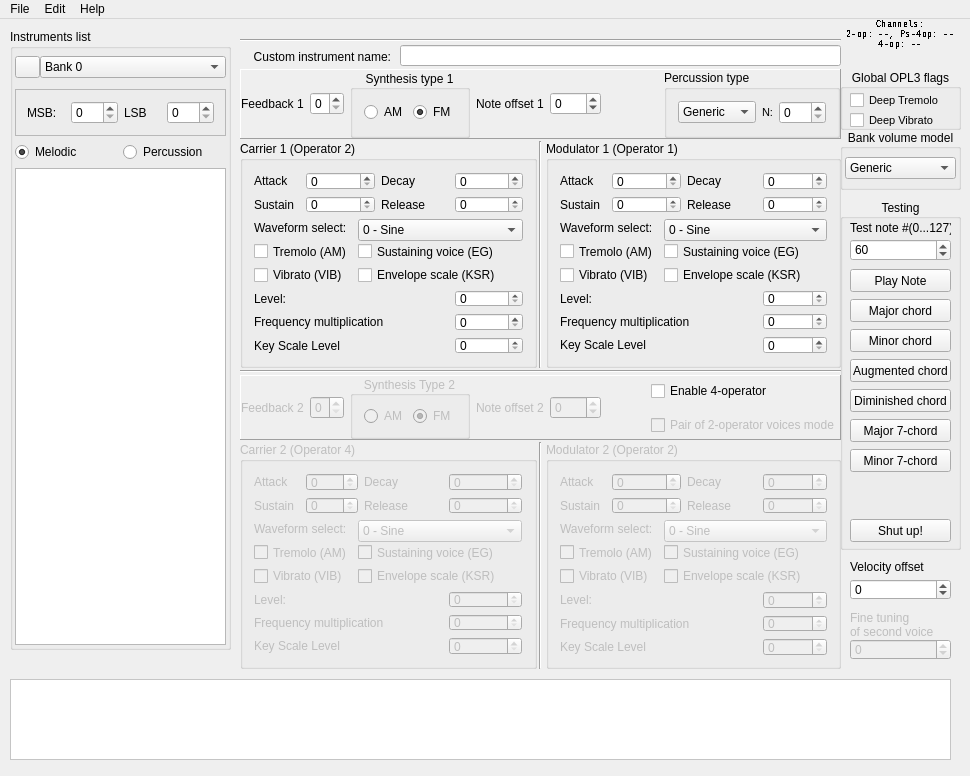
Before: the Qt Designer form src/bank_editor.ui in Wohlstand/OPL3BankEditor, drawn with Qt 5.
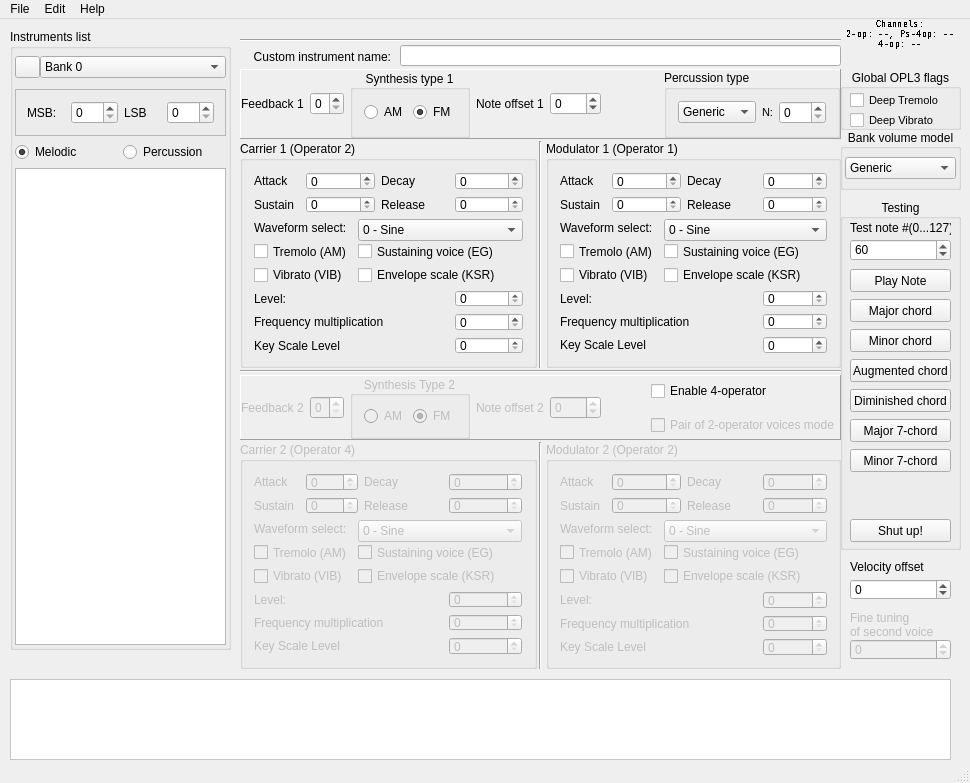
After: the same form once the commit is applied. Icons and pictures are not drawn. Custom widgets are drawn as their Qt base class.

```diff
--- a/src/bank_editor.ui
+++ b/src/bank_editor.ui
@@ -10,7 +10,7 @@
     <x>0</x>
     <y>0</y>
     <width>970</width>
-    <height>776</height>
+    <height>783</height>
    </rect>
   </property>
   <property name="focusPolicy">
@@ -2383,6 +2383,7 @@
    <addaction name="menuEdito"/>
    <addaction name="menuHelp"/>
   </widget>
+  <widget class="QStatusBar" name="statusBar"/>
   <action name="actionOpen">
    <property name="text">
     <string>Open</string>
```
